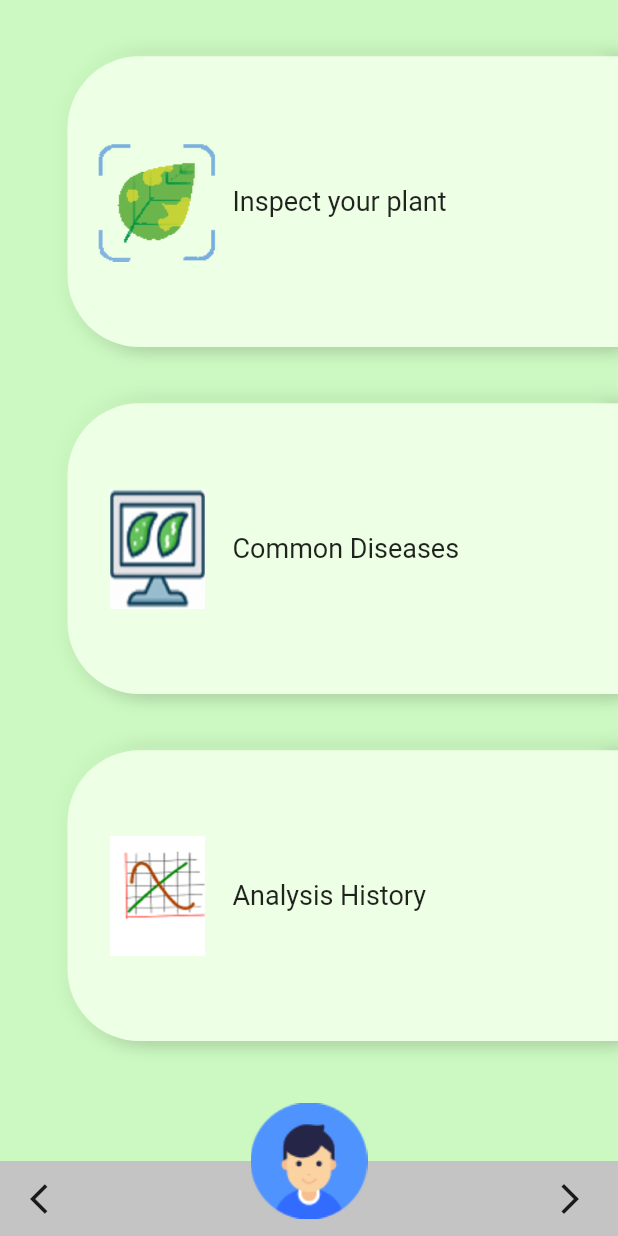
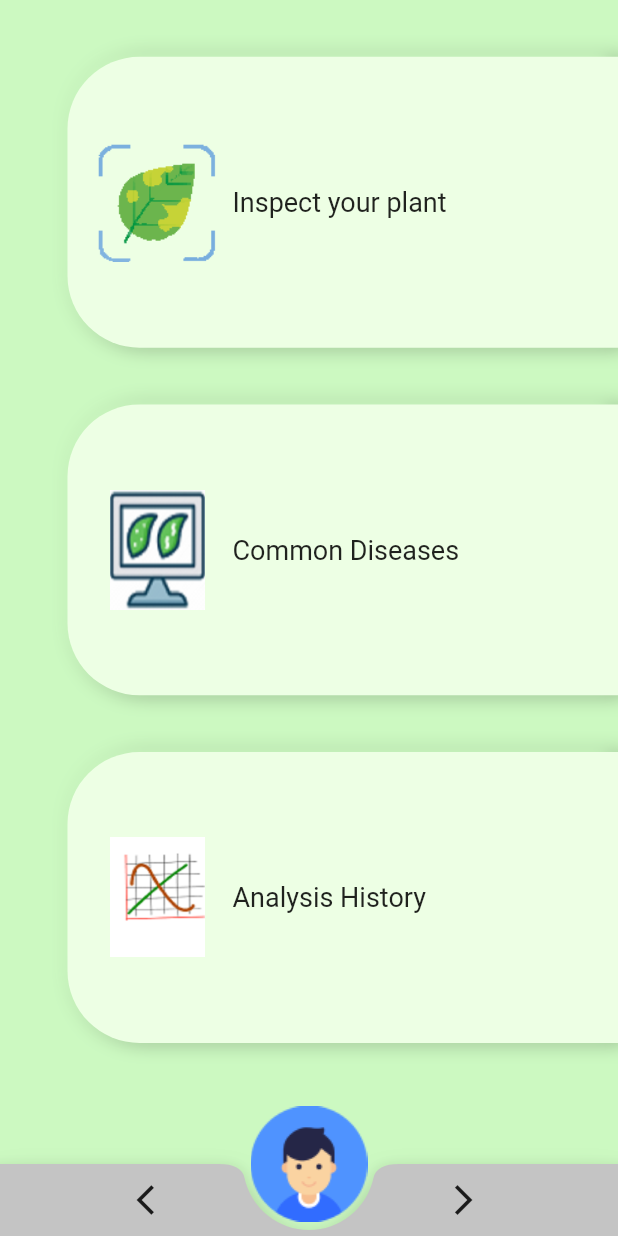
Before and after one commit to Meshkat-Shadik/AgroDoc, a Flutter app: the screen it shows after launch, on a phone screen of 412 x 824 dp. Run offline on Flutter 3.47's test engine with Material 2 defaults, Android fonts, the light colour scheme and no system bars; our stand-ins replace google_fonts; Roboto replaces fonts that are missing (Lemonada).

Commit message:
bottom app bar redesign

```diff
--- a/lib/presentation/screens/home_screen.dart
+++ b/lib/presentation/screens/home_screen.dart
@@ -9,26 +9,14 @@ class HomeScreen extends StatelessWidget {
   Widget build(BuildContext context) {
     return Scaffold(
       backgroundColor: primaryBgColor,
-      bottomNavigationBar: Stack(
-        alignment: Alignment.center,
-        clipBehavior: Clip.none,
-        children: [
-          Container(
-            color: bottomNavBgColor,
-            height: 50,
-            padding: EdgeInsets.symmetric(horizontal: 20),
-            child: Row(
-              mainAxisAlignment: MainAxisAlignment.spaceBetween,
-              children: [
-                Icon(Icons.arrow_back_ios),
-                Icon(Icons.arrow_forward_ios),
-              ],
-            ),
-          ),
-          Positioned(
-            top: -40,
-            child: CircleAvatar(
-              radius: 40,
+      floatingActionButtonLocation: FloatingActionButtonLocation.centerDocked,
+      floatingActionButton: Container(
+        color: Colors.transparent,
+        height: 80,
+        width: 80,
+        child: FloatingActionButton(
+          elevation: 0,
+          onPressed: () {},
           backgroundColor: Colors.transparent,
           child: Image.asset(
             "assets/images/user.png",
@@ -36,7 +24,16 @@ class HomeScreen extends StatelessWidget {
           ),
         ),
       ),
+      bottomNavigationBar: BottomAppBar(
+        shape: CircularNotchedRectangle(),
+        color: bottomNavBgColor,
+        child: Row(
+          mainAxisAlignment: MainAxisAlignment.spaceAround,
+          children: [
+            IconButton(onPressed: () {}, icon: Icon(Icons.arrow_back_ios)),
+            IconButton(onPressed: () {}, icon: Icon(Icons.arrow_forward_ios))
           ],
+        ),
       ),
       body: Column(
         mainAxisAlignment: MainAxisAlignment.spaceEvenly,
```
Lines whose indentation alone changed are shown as unchanged.
